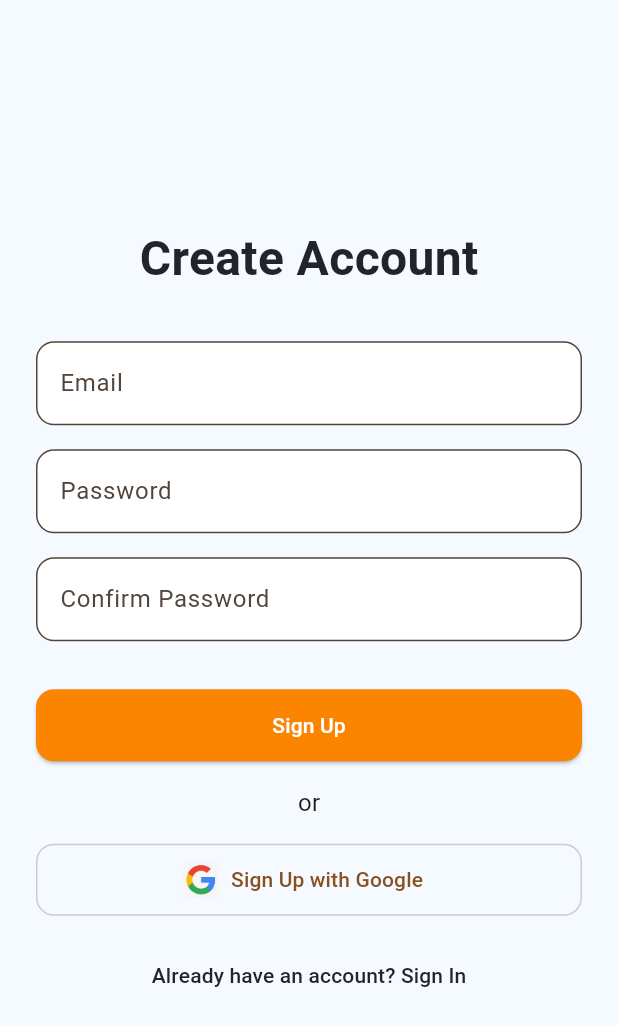
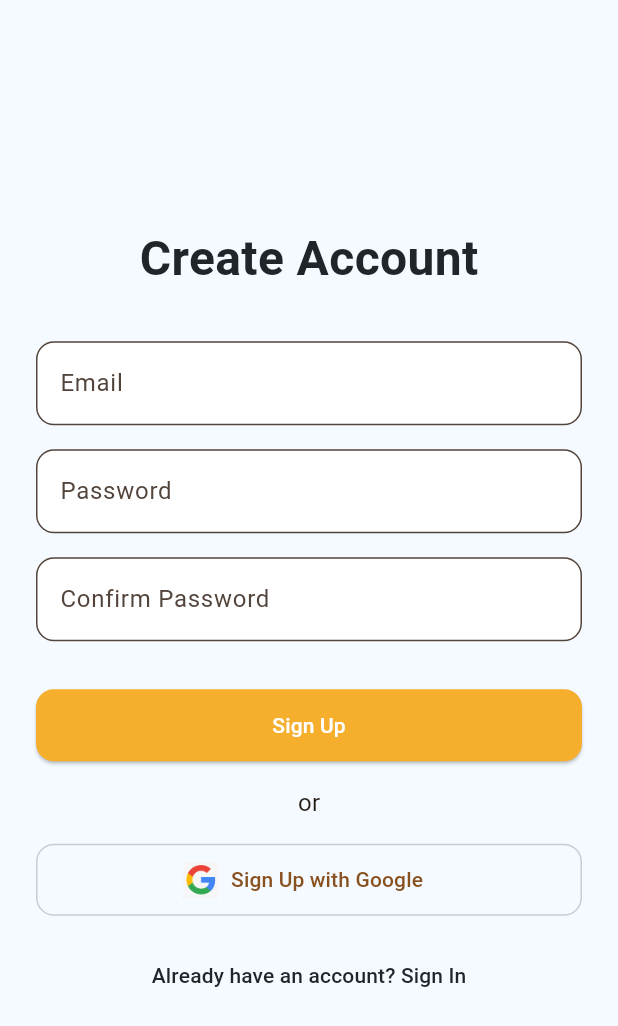
Before and after one commit to gulistansenates/flutter-e-commerce-app, a Flutter app: the RegisterPage screen opened directly, on a phone screen of 412 x 824 dp. Shown: the top 1026 px of the screen. Run offline on Flutter 3.47's test engine with Material 3 defaults, Android fonts, the phone set to English and light mode, and no system bars; our stand-ins replace flutter_riverpod, flutter_svg; missing offline and left inert: grock.

Commit message:
Update screenshots with latest UI changes

```diff
--- a/lib/view/auth/register.dart
+++ b/lib/view/auth/register.dart
@@ -44,7 +44,7 @@ class RegisterPage extends StatelessWidget {
                 const SizedBox(height: 32),
                 ElevatedButton(
                   style: ElevatedButton.styleFrom(
-                    backgroundColor: Constant.orange,
+                    backgroundColor: Constant.yellow,
                     foregroundColor: Constant.white,
                     minimumSize: const Size(double.infinity, 48),
                     shape: RoundedRectangleBorder(
--- a/lib/view/auth/sign_in.dart
+++ b/lib/view/auth/sign_in.dart
@@ -48,7 +48,7 @@ class SignInPage extends StatelessWidget {
                 ElevatedButton(
                   style: ElevatedButton.styleFrom(
                     backgroundColor: Constant.yellow,
-                    foregroundColor: Constant.dark,
+                    foregroundColor: Constant.white,
                     minimumSize: const Size(double.infinity, 48),
                     shape: RoundedRectangleBorder(
                       borderRadius: BorderRadius.circular(12),
```
Also changed, not shown: 2 other files.
